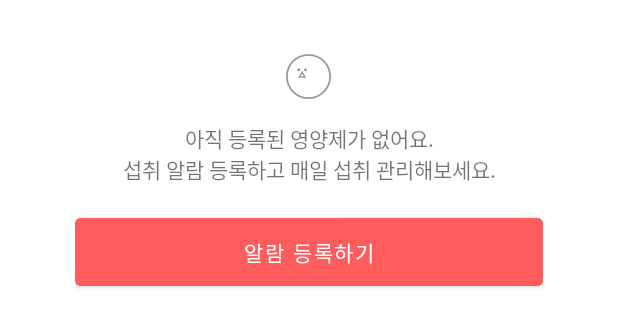
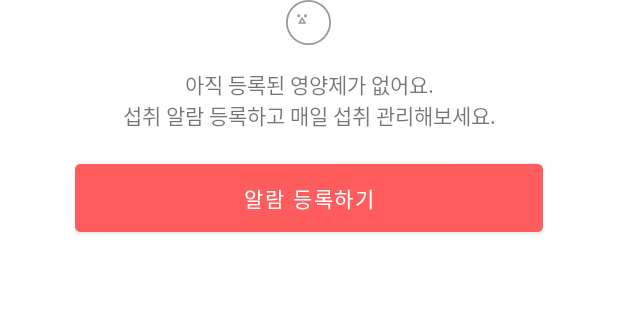
Before and after one commit to prography7-team6-pilit/Pilit-Android, an Android app: the layout calendar_empty_pill_layout.xml on its own in the app's theme, with its tools: preview values and no code run, on a phone screen of 412 x 824 dp. Shown: the top 327 px of the screen. Run offline under Robolectric (Android 15) with nearby library versions, the phone set to English and light mode, and no system bars; network calls fail.

```diff
--- a/app/src/main/res/layout/calendar_empty_pill_layout.xml
+++ b/app/src/main/res/layout/calendar_empty_pill_layout.xml
@@ -3,8 +3,7 @@
     xmlns:android="http://schemas.android.com/apk/res/android"
     android:layout_width="match_parent"
     android:layout_height="wrap_content"
-    android:layout_marginTop="36dp"
-    android:layout_marginHorizontal="50dp"
+    android:paddingHorizontal="50dp"
     android:gravity="center_horizontal"
     android:orientation="vertical">
 
```
